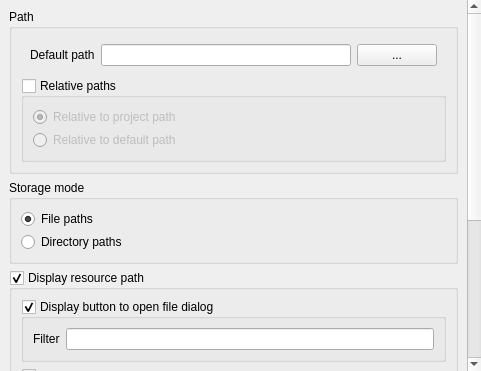
First picture: the form in src/ui/editorwidgets/qgsexternalresourceconfigdlg.ui, repository qgis/QGIS, before the edit.
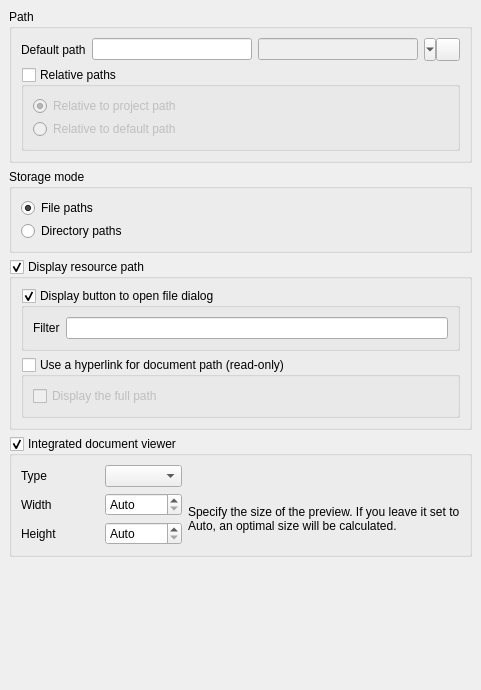
Second picture: the form after the edit. Icons and pictures are not drawn. Custom widgets are drawn as their Qt base class.

Commit message: [Feature] Path prefix for attachment widget can be defined by expression

What changed in the file:
```diff
--- a/src/ui/editorwidgets/qgsexternalresourceconfigdlg.ui
+++ b/src/ui/editorwidgets/qgsexternalresourceconfigdlg.ui
@@ -8,7 +8,7 @@
     <x>0</x>
     <y>0</y>
     <width>481</width>
-    <height>371</height>
+    <height>690</height>
    </rect>
   </property>
   <property name="windowTitle">
@@ -46,8 +46,8 @@
        <rect>
         <x>0</x>
         <y>0</y>
-        <width>465</width>
-        <height>621</height>
+        <width>467</width>
+        <height>715</height>
        </rect>
       </property>
       <layout class="QVBoxLayout" name="verticalLayout_4">
@@ -66,16 +66,16 @@
              <enum>QLayout::SetMinimumSize</enum>
             </property>
             <property name="leftMargin">
-             <number>9</number>
+             <number>0</number>
             </property>
             <property name="topMargin">
-             <number>6</number>
+             <number>0</number>
             </property>
             <property name="rightMargin">
-             <number>9</number>
+             <number>0</number>
             </property>
             <property name="bottomMargin">
-             <number>6</number>
+             <number>0</number>
             </property>
             <item>
              <widget class="QLabel" name="label">
@@ -101,9 +101,29 @@
              </widget>
             </item>
             <item>
-             <widget class="QPushButton" name="mRootPathButton">
-              <property name="text">
-               <string>...</string>
+             <widget class="QLineEdit" name="mRootPathExpression">
+              <property name="enabled">
+               <bool>false</bool>
+              </property>
+             </widget>
+            </item>
+            <item>
+             <widget class="QToolButton" name="mRootPathButton">
+              <property name="sizePolicy">
+               <sizepolicy hsizetype="Preferred" vsizetype="MinimumExpanding">
+                <horstretch>0</horstretch>
+                <verstretch>0</verstretch>
+               </sizepolicy>
+              </property>
+              <property name="layoutDirection">
+               <enum>Qt::RightToLeft</enum>
+              </property>
+              <property name="icon">
+               <iconset resource="../../../images/images.qrc">
+                <normaloff>:/images/themes/default/mIconExpression.svg</normaloff>:/images/themes/default/mIconExpression.svg</iconset>
+              </property>
+              <property name="popupMode">
+               <enum>QToolButton::MenuButtonPopup</enum>
               </property>
              </widget>
             </item>
```
Left out of the diff: 7 changed lines with no effect on the pictures. The commit also changes 5 other files.
